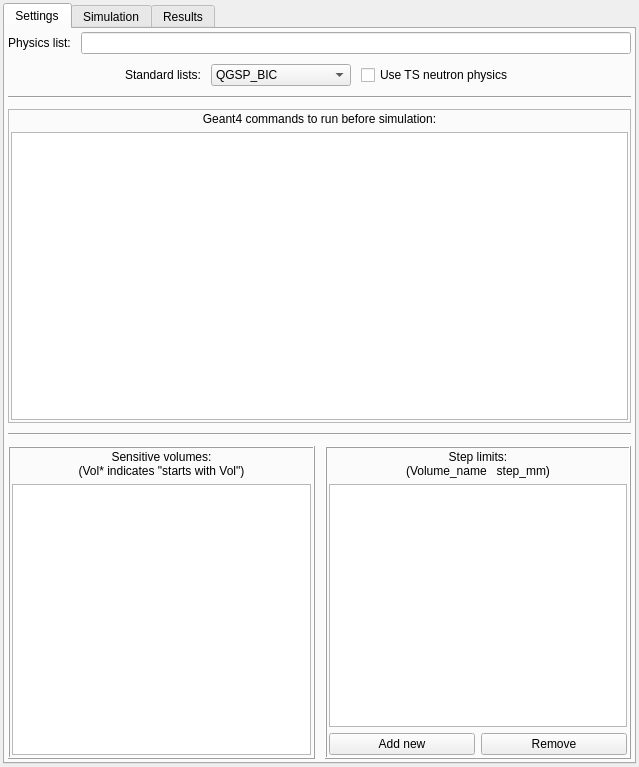
Above: ants3bundle/src/ants3/gui/particleSim/aparticlesimwin.ui from andrmor/ANTS3bundle before the change. Below: the same form after it.
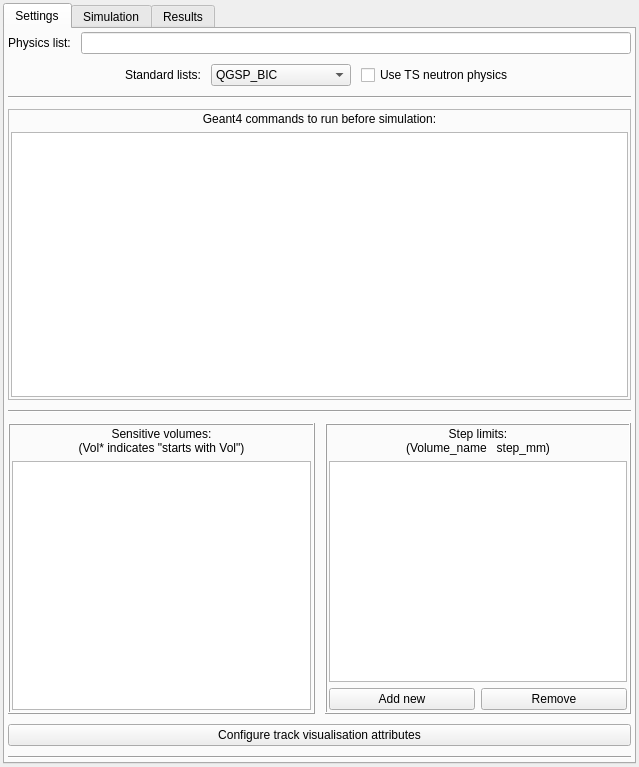
That is the form after the change. The open tabs and pages were chosen to show the change.

```diff
--- a/ants3bundle/src/ants3/gui/particleSim/aparticlesimwin.ui
+++ b/ants3bundle/src/ants3/gui/particleSim/aparticlesimwin.ui
@@ -398,6 +398,27 @@
           </item>
          </layout>
         </item>
+        <item>
+         <layout class="QHBoxLayout" name="horizontalLayout_48">
+          <property name="topMargin">
+           <number>0</number>
+          </property>
+          <item>
+           <widget class="QPushButton" name="pbConfigureTrackStyles">
+            <property name="text">
+             <string>  Configure track visualisation attributes  </string>
+            </property>
+           </widget>
+          </item>
+         </layout>
+        </item>
+        <item>
+         <widget class="Line" name="line_10">
+          <property name="orientation">
+           <enum>Qt::Horizontal</enum>
+          </property>
+         </widget>
+        </item>
        </layout>
       </widget>
       <widget class="QWidget" name="tabSimulation">
@@ -1444,26 +1465,6 @@
                   <property name="topMargin">
                    <number>0</number>
                   </property>
-                  <item>
-                   <spacer name="horizontalSpacer_20">
-                    <property name="orientation">
-                     <enum>Qt::Horizontal</enum>
-                    </property>
-                    <property name="sizeHint" stdset="0">
-                     <size>
-                      <width>40</width>
-                      <height>20</height>
-                     </size>
-                    </property>
-                   </spacer>
-                  </item>
-                  <item>
-                   <widget class="QPushButton" name="pbConfigureTrackStyles">
-                    <property name="text">
-                     <string>  Configure track attributes  </string>
-                    </property>
-                   </widget>
-                  </item>
                   <item>
                    <spacer name="horizontalSpacer_61">
                     <property name="orientation">
```
Left out of the diff: 4 changed lines with no effect on the pictures.
